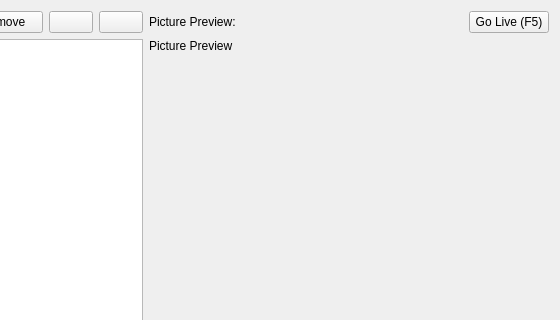
Above: src/picturewidget.ui from SoftProjector/src before the change; both pictures show x 134 to 694 and y 0 to 320 of the 694 by 581 pixel window. Below: the same form after it.
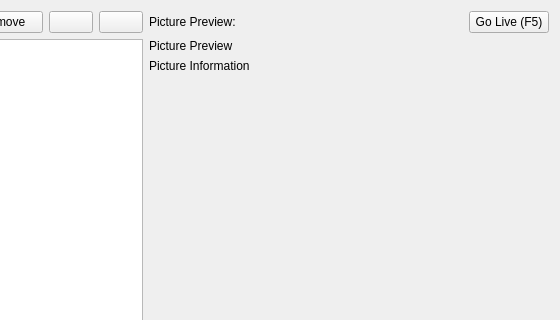
That is the form after the change. Icons and pictures are not drawn.

Commit message: bible load fix few updates to pictures

The edit to the form file:
```diff
--- a/src/picturewidget.ui
+++ b/src/picturewidget.ui
@@ -124,6 +124,16 @@
        </property>
       </widget>
      </item>
+     <item>
+      <widget class="QLabel" name="labelPixInfo">
+       <property name="text">
+        <string>Picture Information</string>
+       </property>
+       <property name="wordWrap">
+        <bool>true</bool>
+       </property>
+      </widget>
+     </item>
      <item>
       <spacer name="verticalSpacer">
        <property name="orientation">
```
Left out of the diff: 6 changed lines with no effect on the pictures. The commit also changes 13 other files.
